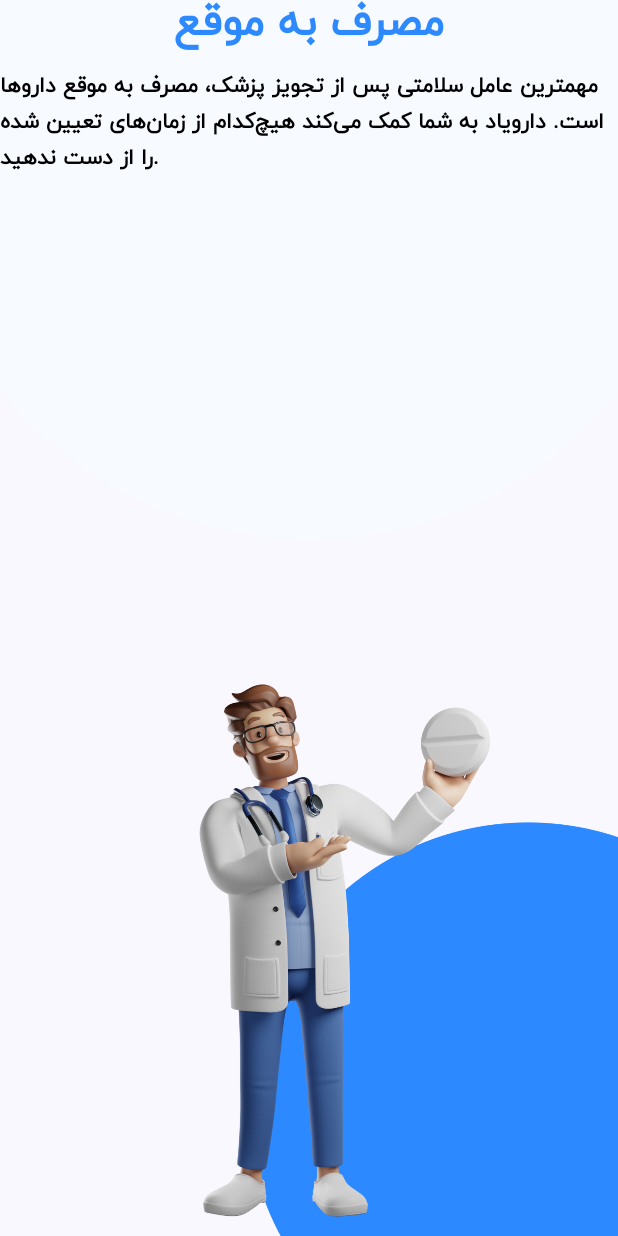
After one commit to adel4780/Darooyad2, an Android app built with Jetpack Compose: the OnboardingPage screen opened through its navigation route, on a phone screen of 412 x 824 dp. The commit adds this screen. Run offline under Robolectric (Android 15) with nearby library versions, the phone set to English and light mode, and no system bars.

Commit message:
Create a onboarding page

```diff
--- /dev/null
+++ b/app/src/main/java/com/daroyad/daroyad/views/pages/onboarding/OnboardingPage.kt
@@ -0,0 +1,94 @@
+package com.daroyad.daroyad.views.pages.onboarding
+
+import androidx.compose.foundation.Image
+import androidx.compose.foundation.layout.Arrangement
+import androidx.compose.foundation.layout.Box
+import androidx.compose.foundation.layout.Column
+import androidx.compose.foundation.layout.fillMaxSize
+import androidx.compose.foundation.layout.padding
+import androidx.compose.foundation.lazy.LazyColumn
+import androidx.compose.material3.Scaffold
+import androidx.compose.material3.Text
+import androidx.compose.runtime.Composable
+import androidx.compose.runtime.LaunchedEffect
+import androidx.compose.ui.Alignment
+import androidx.compose.ui.Modifier
+import androidx.compose.ui.graphics.Color
+import androidx.compose.ui.layout.VerticalAlignmentLine
+import androidx.compose.ui.res.painterResource
+import androidx.compose.ui.res.stringResource
+import androidx.compose.ui.text.TextStyle
+import androidx.compose.ui.text.font.Font
+import androidx.compose.ui.text.font.FontFamily
+import androidx.compose.ui.text.font.FontWeight
+import androidx.compose.ui.unit.dp
+import androidx.compose.ui.unit.sp
+import androidx.navigation.NavHostController
+import coil.compose.AsyncImage
+import com.daroyad.daroyad.R
+import kotlinx.coroutines.delay
+
+import com.daroyad.daroyad.views.pages.prescriptions.widgets.AddPrescription
+import com.daroyad.daroyad.views.pages.prescriptions.widgets.Prescription
+
+@Composable
+fun OnboardingPage(
+    navHostController: NavHostController,
+    modifier: Modifier = Modifier,
+) {
+    Column(
+        verticalArrangement = Arrangement.SpaceBetween
+    ) {
+        Box {
+            Image(
+                painter = painterResource(
+                    id = R.drawable.onboarding_background,
+                ),
+                contentDescription = "onboarding_background",
+            )
+            Column(
+                verticalArrangement = Arrangement.Center,
+                horizontalAlignment = Alignment.CenterHorizontally,
+            ) {
+                Text(
+                    text = stringResource(
+                        id = R.string.onboarding_title_1
+                    ),
+                    modifier = modifier.padding(
+                        bottom = 15.0.dp,
+                    ),
+                    style = TextStyle(
+                        color = Color(0xFF2D89FF),
+                        fontSize = 32.0.sp,
+                        fontWeight = FontWeight.W700,
+                        fontFamily = FontFamily(
+                            Font(
+                                R.font.iranyekan_regular,
+                            ),
+                        ),
+                    ),
+                )
+                Text(
+                    text = stringResource(
+                        id = R.string.onboarding_description_1
+                    ),
+                    style = TextStyle(
+                        color = Color(0xFF000000),
+                        fontSize = 16.0.sp,
+                        fontWeight = FontWeight.W700,
+                        fontFamily = FontFamily(
+                            Font(
+                                R.font.iranyekan_regular,
+                            ),
+                        ),
+                    ),
+                    lineHeight = 24.0.sp,
+                )
+            }
+        }
+        Image(
+            painter = painterResource(id = R.drawable.onboarding_1),
+            contentDescription = "onboarding_1"
+        )
+    }
+}
--- a/app/src/main/java/com/daroyad/daroyad/views/pages/splash/SplashPage.kt
+++ b/app/src/main/java/com/daroyad/daroyad/views/pages/splash/SplashPage.kt
@@ -86,8 +86,10 @@ fun SplashPage(
             )
         }
         Image(
-            painter = painterResource(id = R.drawable.splash),
-            contentDescription = "splash"
+            painter = painterResource(
+                id = R.drawable.splash,
+            ),
+            contentDescription = "splash",
         )
     }
 }
--- a/app/src/main/res/values/strings.xml
+++ b/app/src/main/res/values/strings.xml
@@ -2,6 +2,23 @@
     <string name="app_name">DaroYad</string>
     <string name="app_name_fa">دارویاد</string>
     <string name="splash">برنامه‌ای برای یادآوری زمان مصرف داروها؛ برای کمک به بهبود هرچه سریع‌تر بیمار.</string>
+    <string name="onboarding_title_1">مصرف به موقع</string>
+    <string name="onboarding_description_1">مهمترین عامل سلامتی پس از تجویز پزشک،
+مصرف به موقع داروها است. دارویاد به شما کمک می‌کند
+هیچ‌کدام از زمان‌های تعیین شده را از دست ندهید.</string>
+    <string name="onboarding_title_2">پزشک همراه شما</string>
+    <string name="onboarding_description_2">با دارویاد دیگر با اطمینان
+داروهای خود را مصرف خواهید کرد.</string>
+    <string name="onboarding_title_3">درمان سخت نیست</string>
+    <string name="onboarding_description_3">اطلاعات برنامه را به‌صورت خودسر استفاده نکنید
+و حتماً با تجویز پزشک دارو مصرف کنید.
+برنامه تنها برای راهنمای بیشتر شما
+و سهولت در کار شما طراحی شده است.</string>
+    <string name="onboarding_title_4">تبلیغات</string>
+    <string name="onboarding_description_4">ما سعی کردیم کمترین میزان تبلیغات
+را در برنامه انجام دهیم. برنامه کاملاً رایگان است؛
+پس با معرفی به دوستان خود
+باعث ادامه حیات برنامه شوید.</string>
     <string name="reminder">یادآوری</string>
     <string name="reminder_empty">هنوز یادآوری ای وجود ندارد.</string>
     <string name="patient_name">نام بیمار:</string>
```
Also changed, not shown: app/src/main/res/drawable/onboarding_1.png (added), app/src/main/res/drawable/onboarding_2.png (added), app/src/main/res/drawable/onboarding_3.png (added), app/src/main/res/drawable/onboarding_4.png (added), app/src/main/res/drawable/onboarding_background.png (added).
